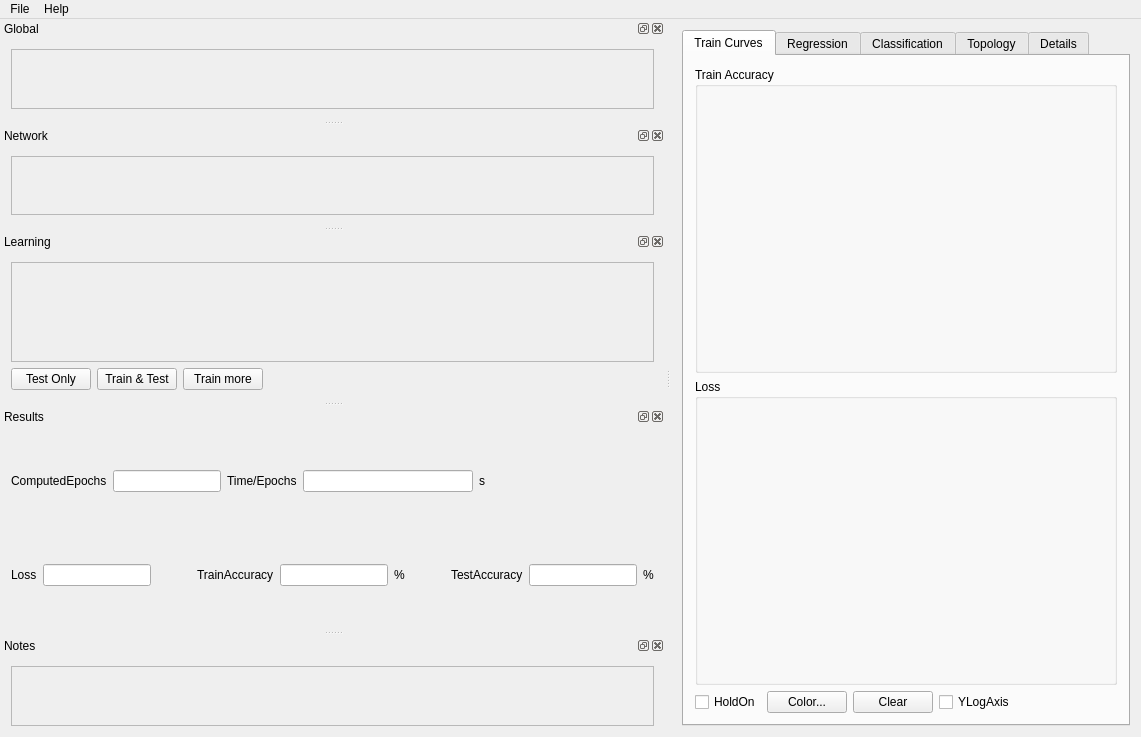
This is src/DNNLab/mainwindow.ui in edeforas/BeeDNN as Qt 5 draws it before an edit. The edited form follows.
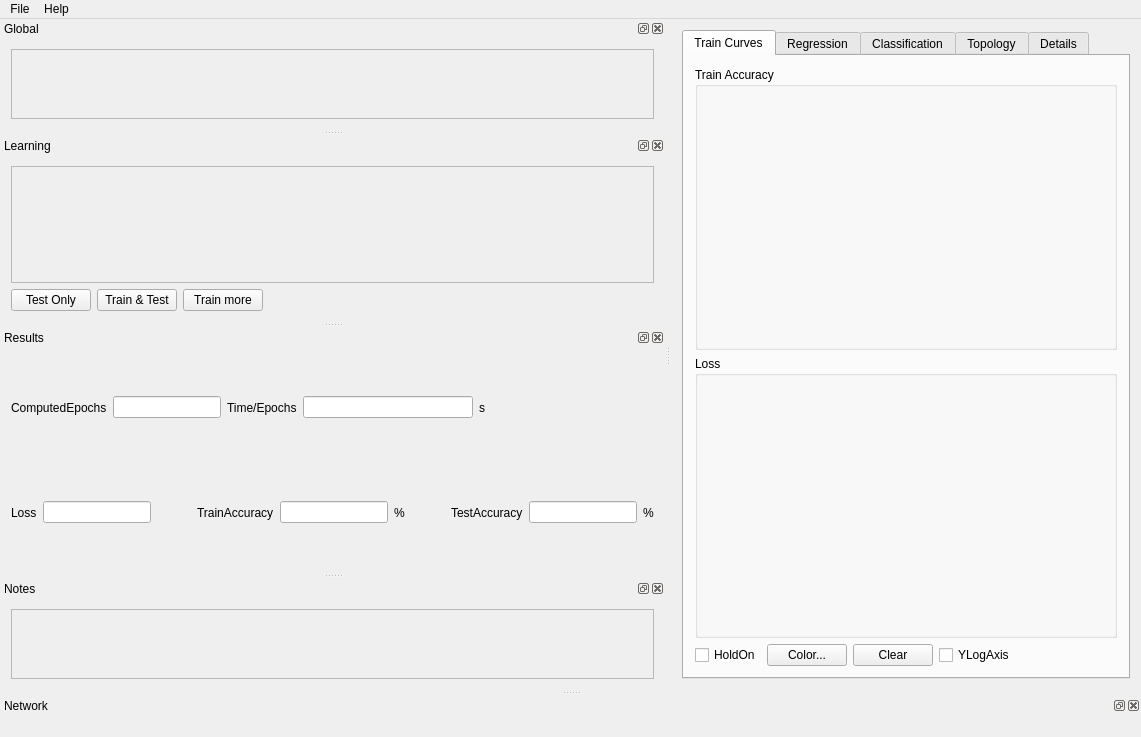
This is the edited form. Custom widgets are drawn as their Qt base class.

```diff
--- a/src/DNNLab/mainwindow.ui
+++ b/src/DNNLab/mainwindow.ui
@@ -285,7 +285,7 @@
     <string>Network</string>
    </property>
    <attribute name="dockWidgetArea">
-    <number>1</number>
+    <number>8</number>
    </attribute>
    <widget class="QWidget" name="dockWidgetContents">
     <layout class="QVBoxLayout" name="verticalLayout_4">
```
